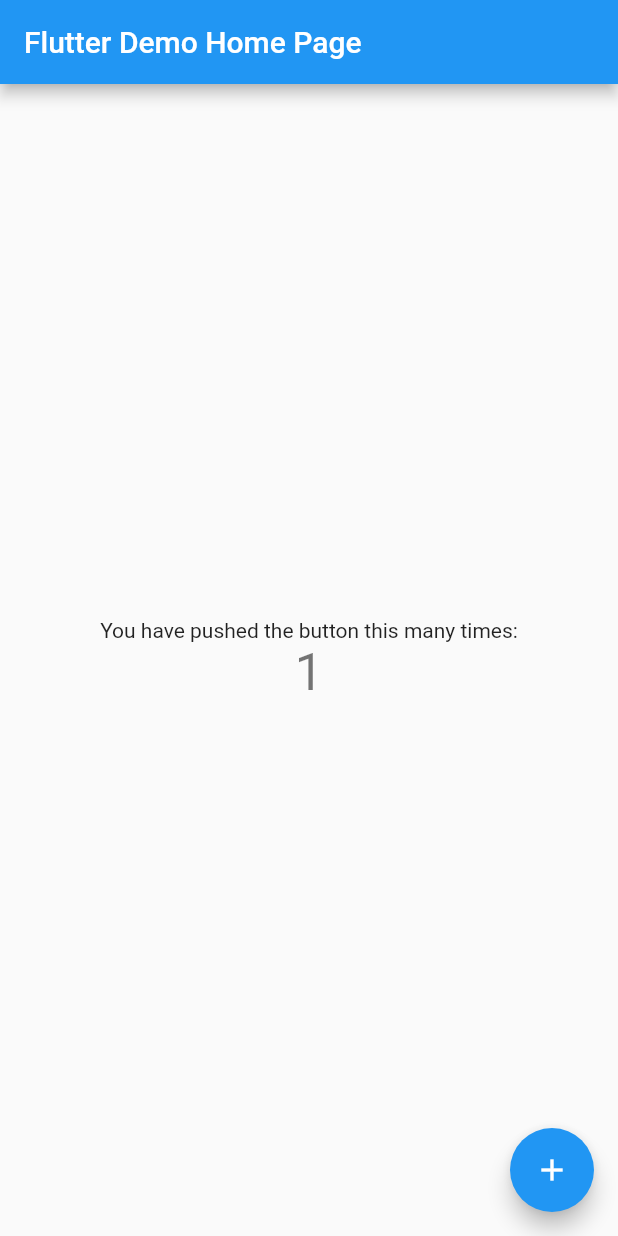
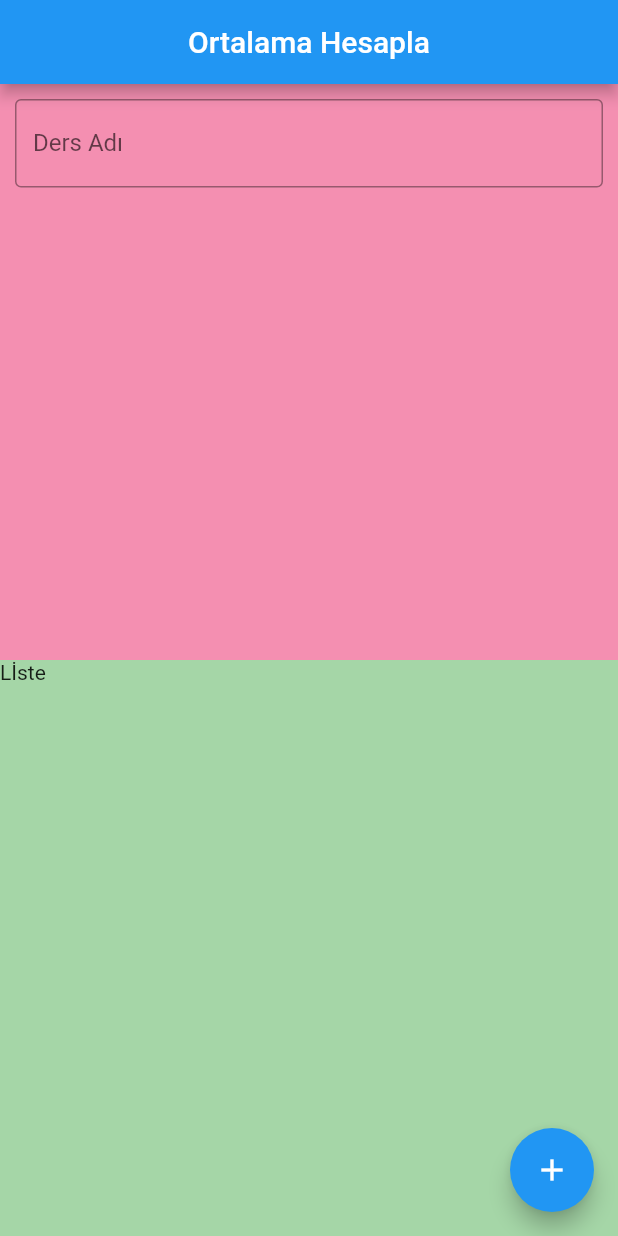
Before and after one commit to islamoktay/learning_process, a Flutter app: the screen it shows after launch, after a tap on the "add" icon, on a phone screen of 412 x 824 dp. Run offline on Flutter 3.47's test engine with Material 2 defaults, Android fonts, the phone set to English and light mode, and no system bars; our stand-ins replace email_validator, flutter_easyloading, palette_generator.

Commit message:
studied more

```diff
--- a/flutter/flutter_not_hesaplama/lib/main.dart
+++ b/flutter/flutter_not_hesaplama/lib/main.dart
@@ -1,113 +1,92 @@
 import 'package:flutter/material.dart';
 
-void main() {
-  runApp(MyApp());
-}
+void main() => runApp(MyApp());
 
 class MyApp extends StatelessWidget {
-  // This widget is the root of your application.
   @override
   Widget build(BuildContext context) {
     return MaterialApp(
-      title: 'Flutter Demo',
+      title: 'Material App',
       theme: ThemeData(
-        // This is the theme of your application.
-        //
-        // Try running your application with "flutter run". You'll see the
-        // application has a blue toolbar. Then, without quitting the app, try
-        // changing the primarySwatch below to Colors.green and then invoke
-        // "hot reload" (press "r" in the console where you ran "flutter run",
-        // or simply save your changes to "hot reload" in a Flutter IDE).
-        // Notice that the counter didn't reset back to zero; the application
-        // is not restarted.
         primarySwatch: Colors.blue,
       ),
-      home: MyHomePage(title: 'Flutter Demo Home Page'),
+      home: MyHomePage(),
     );
   }
 }
 
 class MyHomePage extends StatefulWidget {
-  MyHomePage({Key? key, required this.title}) : super(key: key);
-
-  // This widget is the home page of your application. It is stateful, meaning
-  // that it has a State object (defined below) that contains fields that affect
-  // how it looks.
-
-  // This class is the configuration for the state. It holds the values (in this
-  // case the title) provided by the parent (in this case the App widget) and
-  // used by the build method of the State. Fields in a Widget subclass are
-  // always marked "final".
-
-  final String title;
+  const MyHomePage({Key? key}) : super(key: key);
 
   @override
   _MyHomePageState createState() => _MyHomePageState();
 }
 
 class _MyHomePageState extends State<MyHomePage> {
-  int _counter = 0;
-
-  void _incrementCounter() {
-    setState(() {
-      // This call to setState tells the Flutter framework that something has
-      // changed in this State, which causes it to rerun the build method below
-      // so that the display can reflect the updated values. If we changed
-      // _counter without calling setState(), then the build method would not be
-      // called again, and so nothing would appear to happen.
-      _counter++;
-    });
-  }
-
+  late String dersAdi;
   @override
   Widget build(BuildContext context) {
-    // This method is rerun every time setState is called, for instance as done
-    // by the _incrementCounter method above.
-    //
-    // The Flutter framework has been optimized to make rerunning build methods
-    // fast, so that you can just rebuild anything that needs updating rather
-    // than having to individually change instances of widgets.
     return Scaffold(
       appBar: AppBar(
-        // Here we take the value from the MyHomePage object that was created by
-        // the App.build method, and use it to set our appbar title.
-        title: Text(widget.title),
-      ),
-      body: Center(
-        // Center is a layout widget. It takes a single child and positions it
-        // in the middle of the parent.
-        child: Column(
-          // Column is also a layout widget. It takes a list of children and
-          // arranges them vertically. By default, it sizes itself to fit its
-          // children horizontally, and tries to be as tall as its parent.
-          //
-          // Invoke "debug painting" (press "p" in the console, choose the
-          // "Toggle Debug Paint" action from the Flutter Inspector in Android
-          // Studio, or the "Toggle Debug Paint" command in Visual Studio Code)
-          // to see the wireframe for each widget.
-          //
-          // Column has various properties to control how it sizes itself and
-          // how it positions its children. Here we use mainAxisAlignment to
-          // center the children vertically; the main axis here is the vertical
-          // axis because Columns are vertical (the cross axis would be
-          // horizontal).
+        title: Row(
           mainAxisAlignment: MainAxisAlignment.center,
-          children: <Widget>[
-            Text(
-              'You have pushed the button this many times:',
-            ),
-            Text(
-              '$_counter',
-              style: Theme.of(context).textTheme.headline4,
-            ),
+          children: [
+            Text("Ortalama Hesapla"),
           ],
         ),
       ),
       floatingActionButton: FloatingActionButton(
-        onPressed: _incrementCounter,
-        tooltip: 'Increment',
+        onPressed: () {},
         child: Icon(Icons.add),
-      ), // This trailing comma makes auto-formatting nicer for build methods.
+      ),
+      body: uygulamaGovdesi(),
+    );
+  }
+
+  Widget uygulamaGovdesi() {
+    return Container(
+      child: Column(
+        crossAxisAlignment: CrossAxisAlignment.stretch,
+        children: [
+          //"Static Formu" tutan container
+          Expanded(
+            child: Container(
+              padding: EdgeInsets.all(10),
+              color: Colors.pink.shade200,
+              child: Form(
+                child: Column(
+                  children: [
+                    TextFormField(
+                      decoration: InputDecoration(
+                        labelText: "Ders Adı",
+                        hintText: "Ders adını giriniz",
+                        border: OutlineInputBorder(),
+                      ),
+                      validator: (girilenDeger) {
+                        if (girilenDeger!.length > 0) {
+                          return null;
+                        } else {
+                          return "Ders adı boş olamaz";
+                        }
+                      },
+                      onSaved: (kaydedilecekDeger) {
+                        dersAdi = kaydedilecekDeger!;
+                      },
+                    ),
+                  ],
+                ),
+              ),
+            ),
+          ),
+          //"Dinamik Liste" tutan container
+          Expanded(
+            child: Container(
+              color: Colors.green.shade200,
+              child: Text("Lİste"),
+            ),
+          ),
+        ],
+      ),
     );
   }
 }
```
Also changed, not shown: 1 other file.
